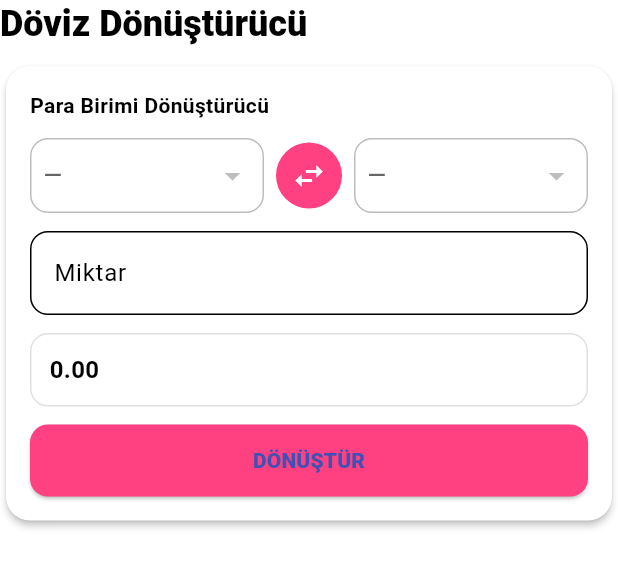
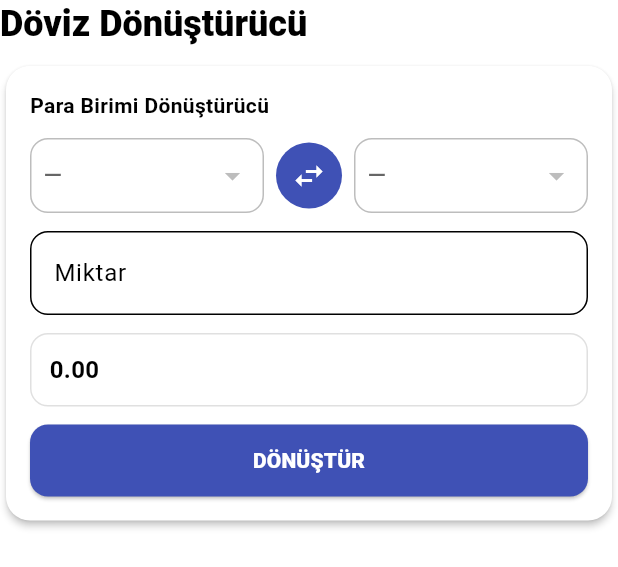
Before and after one commit to bahasorkun/news_app, a Flutter app: the CurrencyConverterSection widget shown alone on an empty page, opened directly, on a phone screen of 412 x 824 dp. Shown: the top 567 px of the screen. Run offline on Flutter 3.47's test engine with Material 3 defaults, Android fonts, the phone set to English and light mode, and no system bars; our stand-ins replace dio; network calls fail.

Commit message:
style(finance/converter): butonlar indigo, ‘DÖNÜŞTÜR’ yazısı beyaz

```diff
--- a/lib/features/finance/presentation/widgets/currencyConverter/currency_converter_section.dart
+++ b/lib/features/finance/presentation/widgets/currencyConverter/currency_converter_section.dart
@@ -204,8 +204,10 @@ class _CurrencyConverterSectionState extends State<CurrencyConverterSection> {
                     onPressed: _loading ? null : _convert,
                     style: ElevatedButton.styleFrom(
                       padding: const EdgeInsets.symmetric(vertical: 14),
-                      backgroundColor: Colors.pinkAccent,
-                      disabledBackgroundColor: Colors.pinkAccent.shade100,
+                      backgroundColor: Colors.indigo,
+                      disabledBackgroundColor: Colors.indigoAccent.shade100,
+                      foregroundColor: Colors.white,
+                      disabledForegroundColor: Colors.white70,
                       shape: RoundedRectangleBorder(
                         borderRadius: BorderRadius.circular(12),
                       ),
@@ -288,10 +290,7 @@ class _SwapButton extends StatelessWidget {
       child: Container(
         height: 44,
         width: 44,
-        decoration: BoxDecoration(
-          color: Colors.pinkAccent,
-          shape: BoxShape.circle,
-        ),
+        decoration: BoxDecoration(color: Colors.indigo, shape: BoxShape.circle),
         child: const Icon(Icons.swap_horiz, color: Colors.white),
       ),
     );
```
